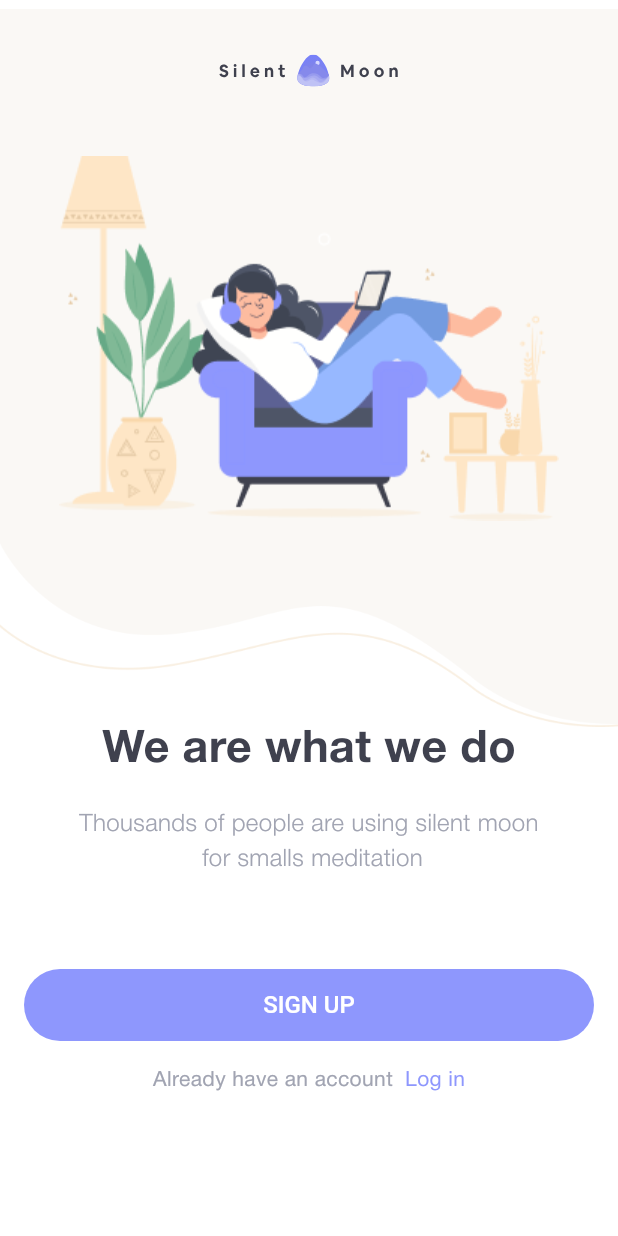
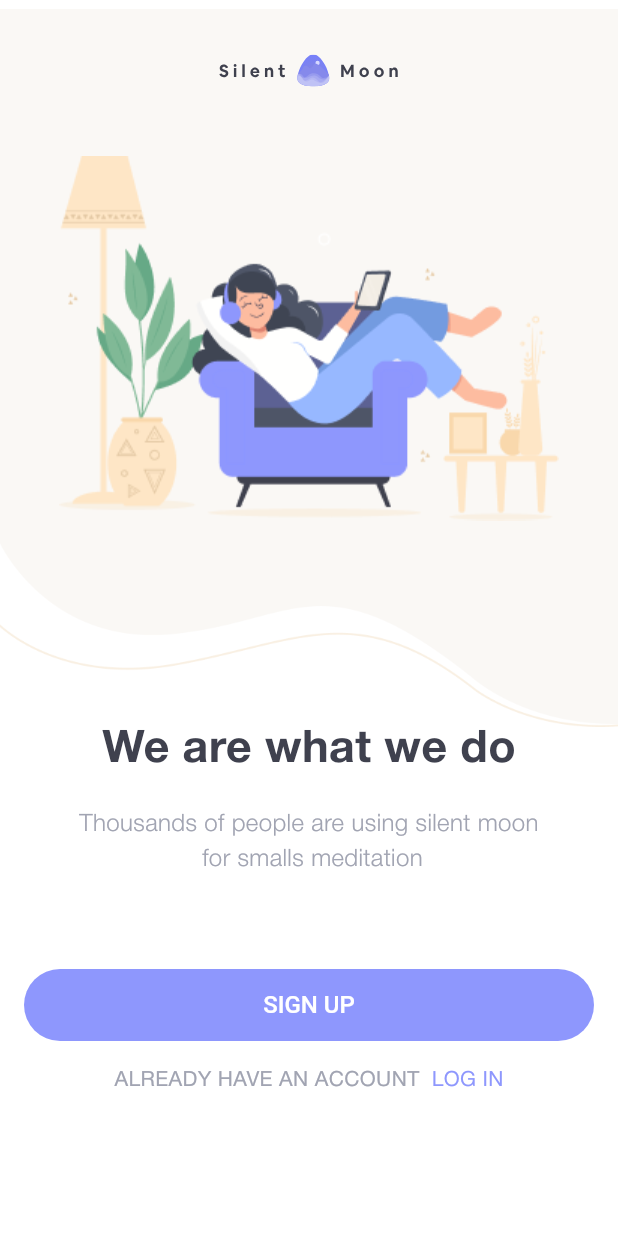
Before and after one commit to Tolutoon/silent_moon, a Flutter app: the screen it shows after launch, on a phone screen of 412 x 824 dp. Run offline on Flutter 3.47's test engine with Material 3 defaults, Android fonts, the phone set to English and light mode, and no system bars; our stand-ins replace flutter_svg, font_awesome_flutter, go_router.

Commit message:
routing in progress

```diff
--- a/lib/common/widgets/appbar/appbar.dart
+++ b/lib/common/widgets/appbar/appbar.dart
@@ -1,5 +1,6 @@
 import 'package:flutter/material.dart';
 import 'package:flutter/services.dart';
+import 'package:go_router/go_router.dart';
 
 class BasicAppBar extends StatelessWidget implements PreferredSizeWidget {
   final String? title;
@@ -24,7 +25,7 @@ class BasicAppBar extends StatelessWidget implements PreferredSizeWidget {
           ),
           leading: IconButton(
             onPressed: () {
-              Navigator.pop(context);
+              context.pop();
             },
             icon: const Icon(
               Icons.arrow_back_ios,
--- /dev/null
+++ b/lib/core/routes/app_router.dart
@@ -0,0 +1,14 @@
+import 'package:flutter/material.dart';
+import 'package:go_router/go_router.dart';
+import 'package:silent_moon/presentation/auth/sigin_signup.dart';
+import 'package:silent_moon/presentation/auth/signup.dart';
+
+final GoRouter appRouter = GoRouter(routes: <RouteBase>[
+  GoRoute(
+      path: '/',
+      builder: (BuildContext context, GoRouterState state) =>
+          SignInSignUpScreen()),
+  GoRoute(
+      path: '/signup',
+      builder: (BuildContext context, GoRouterState state) => SignUpPage())
+]);
--- a/lib/main.dart
+++ b/lib/main.dart
@@ -1,18 +1,10 @@
 import 'package:flutter/material.dart';
+import 'package:silent_moon/core/routes/app_router.dart';
 import 'package:silent_moon/core/theme/app_theme.dart';
-import 'package:silent_moon/presentation/auth/sigin_signup.dart';
-import 'package:go_router/go_router.dart';
 
 void main() {
   runApp(const MyApp());
 }
-
-final GoRouter _router = GoRouter(routes: <RouteBase>[
-  GoRoute(
-      path: '/',
-      builder: (BuildContext context, GoRouterState state) =>
-          SignInSignUpScreen())
-]);
 
 class MyApp extends StatelessWidget {
   const MyApp({super.key});
@@ -20,10 +12,10 @@
   // This widget is the root of your application.
   @override
   Widget build(BuildContext context) {
-    return MaterialApp(
+    return MaterialApp.router(
       debugShowCheckedModeBanner: false,
       theme: AppTheme.theme,
-      home: const SignInSignUpScreen(),
+      routerConfig: appRouter,
     );
   }
 }
--- a/lib/presentation/auth/sigin_signup.dart
+++ b/lib/presentation/auth/sigin_signup.dart
@@ -1,5 +1,6 @@
 import 'package:flutter/material.dart';
 import 'package:flutter_svg/flutter_svg.dart';
+import 'package:go_router/go_router.dart';
 import 'package:silent_moon/common/widgets/button/basicButton/basic_button.dart';
 import 'package:silent_moon/core/config/assets/app_images.dart';
 import 'package:silent_moon/core/config/assets/app_vectors.dart';
@@ -72,7 +73,11 @@ class SignInSignUpScreen extends StatelessWidget {
                 const SizedBox(
                   height: 62,
                 ),
-                BasicAppButton(onPressed: () {}, title: 'Sign up'),
+                BasicAppButton(
+                    onPressed: () {
+                      context.go('/signup');
+                    },
+                    title: 'Sign up'),
                 const SizedBox(
                   height: 16,
                 ),
@@ -80,7 +85,7 @@ class SignInSignUpScreen extends StatelessWidget {
                   mainAxisAlignment: MainAxisAlignment.center,
                   children: [
                     const Text(
-                      'Already have an account',
+                      'ALREADY HAVE AN ACCOUNT',
                       style: TextStyle(color: AppColors.lightGrey),
                     ),
                     const SizedBox(
@@ -94,7 +99,7 @@ class SignInSignUpScreen extends StatelessWidget {
                                 builder: (context) => SignInPage()));
                       },
                       child: const Text(
-                        'Log in',
+                        'LOG IN',
                         style: TextStyle(color: AppColors.primary),
                       ),
                     )
```
